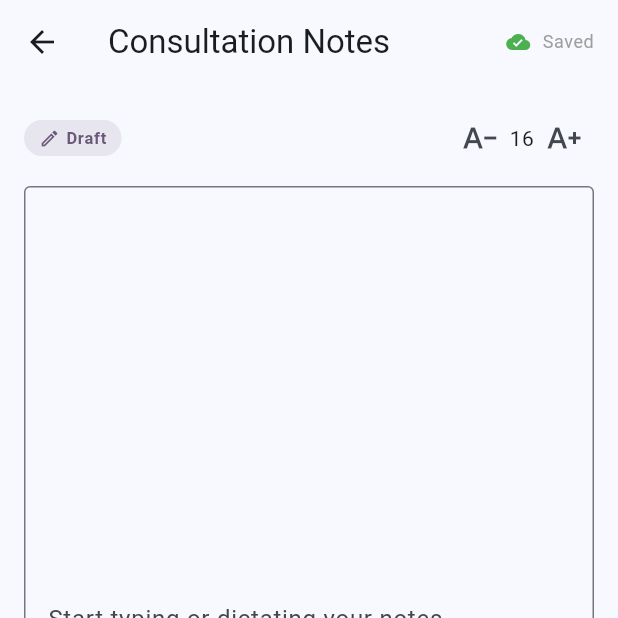
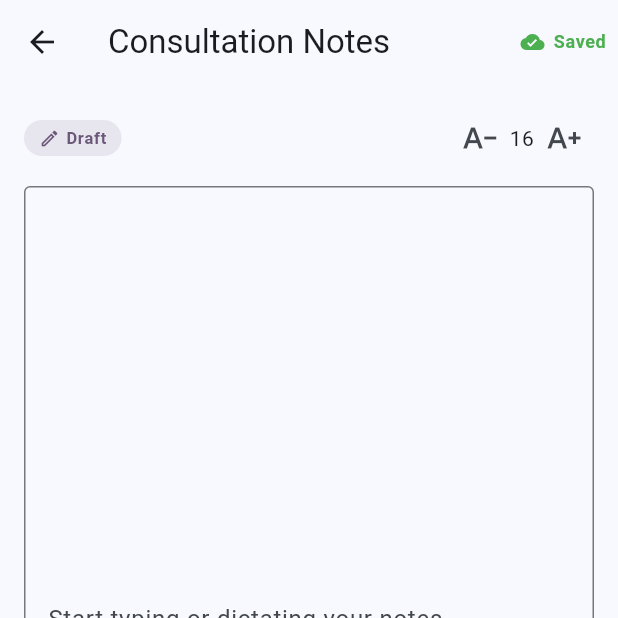
Before and after one commit to RADICAL-devp/EdgeLLMHub, a Flutter app: the NoteEditorPage screen opened directly with empty values, on a phone screen of 412 x 824 dp, the top half of it. Run offline on Flutter 3.47's test engine with Material 3 defaults, Android fonts, the phone set to English and light mode, and no system bars; our stand-ins replace bloc, connectivity_plus, device_info_plus, dio, drift, equatable and 6 more; missing offline and left inert: dart_frog, jose, pointycastle, sqlite3, workmanager; accounts and stored records are empty; generated files the repository leaves out were written again; statements that could not run were skipped.

Commit message:
feat: Phase 3.1.2 - Sync status indicator + conflict merge UI
- SyncStatusIndicator widget: live synced/pending/conflict/error/dead-letter
  states driven by a drift watch stream; tap opens detail sheet with
  retry and conflict-resolution actions
- ConflictResolutionSheet: side-by-side local vs queued versions with
  keep-local / keep-queued actions
- Schema v4: isConflict flag on sync queue entries (v3->v4 migration,
  guarded for fresh installs from older versions)
- SyncQueueService: same-timestamp edits flagged as conflicts (LWW for
  strictly newer); resolveConflict/discardQueuedVersion APIs;
  watchEntries stream; per-consultation lookup ignoring retry scheduling
- Note editor app bar now uses the live indicator; retrySync() on cubit
- 15 new tests (conflict detection, resolution, indicator states,
  v3->v4 migration) — 75/75 Flutter tests, analyze 0 errors

```diff
--- a/projects/apps/doctor_app/lib/features/note_assist/presentation/pages/note_editor_page.dart
+++ b/projects/apps/doctor_app/lib/features/note_assist/presentation/pages/note_editor_page.dart
@@ -10,6 +10,7 @@ import 'package:get_it/get_it.dart';
 import 'dart:convert';
 import '../widgets/ai_toolbar.dart';
 import '../widgets/suggestion_panel.dart';
+import '../widgets/sync_status_indicator.dart';
 
 class NoteEditorPage extends StatefulWidget {
   final String consultationId;
@@ -107,38 +108,13 @@ class _NoteEditorPageState extends State<NoteEditorPage> {
             appBar: AppBar(
               title: const Text('Consultation Notes'),
               actions: [
-                Padding(
-                  padding: const EdgeInsets.only(right: 16.0),
-                    child: Center(
-                      child: Row(
-                        mainAxisSize: MainAxisSize.min,
-                        children: [
-                          if (state.isSyncing)
-                            const SizedBox(
-                              width: 12,
-                              height: 12,
-                              child: CircularProgressIndicator(strokeWidth: 2),
-                            )
-                          else if (state.error != null)
-                            const Icon(Icons.cloud_off,
-                                size: 16, color: Colors.red)
-                          else
-                            const Icon(Icons.cloud_done,
-                                size: 16, color: Colors.green),
-                          const SizedBox(width: 8),
-                          Text(
-                            state.isSyncing
-                                ? 'Syncing...'
-                                : (state.error != null ? 'Offline' : 'Saved'),
-                            style:
-                                Theme.of(context).textTheme.bodySmall?.copyWith(
-                                      color: Colors.grey,
-                                    ),
-                          ),
-                        ],
-                      ),
-                    ),
-                  ),
+                SyncStatusIndicator(
+                  consultationId: widget.consultationId,
+                  isSyncing: state.isSyncing,
+                  syncError: state.error,
+                  onRetry: () =>
+                      context.read<NoteEditorCubit>().retrySync(),
+                ),
               ],
             ),
             body: Column(
--- /dev/null
+++ b/projects/apps/doctor_app/lib/features/note_assist/presentation/widgets/sync_status_indicator.dart
@@ -0,0 +1,229 @@
+import 'package:flutter/material.dart';
+import 'package:get_it/get_it.dart';
+
+import 'package:doctor_app/core/services/sync_queue_service.dart';
+import 'package:doctor_app/features/note_assist/data/local/sync_queue_entry.dart';
+import 'conflict_resolution_sheet.dart';
+
+enum SyncStatus {
+  synced,
+  syncing,
+  pending,
+  conflict,
+  error,
+  deadLetter,
+}
+
+/// Live sync status pill for a consultation.
+///
+/// Derives its state from the [SyncQueueService] queue stream plus the
+/// editor cubit's in-flight/error flags. Tapping opens a detail sheet with
+/// retry and conflict-resolution actions.
+class SyncStatusIndicator extends StatelessWidget {
+  final String consultationId;
+  final bool isSyncing;
+  final String? syncError;
+  final VoidCallback? onRetry;
+
+  const SyncStatusIndicator({
+    super.key,
+    required this.consultationId,
+    this.isSyncing = false,
+    this.syncError,
+    this.onRetry,
+  });
+
+  SyncStatus _deriveStatus(SyncQueueEntry? entry) {
+    if (isSyncing) return SyncStatus.syncing;
+    if (entry?.isConflict ?? false) return SyncStatus.conflict;
+    if (entry?.isDeadLetter ?? false) return SyncStatus.deadLetter;
+    if (entry != null) return SyncStatus.pending;
+    if (syncError != null) return SyncStatus.error;
+    return SyncStatus.synced;
+  }
+
+  @override
+  Widget build(BuildContext context) {
+    final syncQueue = GetIt.I<SyncQueueService>();
+
+    return StreamBuilder<List<SyncQueueEntry>>(
+      stream: syncQueue.watchEntries(),
+      builder: (context, snapshot) {
+        final entries = snapshot.data ?? const <SyncQueueEntry>[];
+        SyncQueueEntry? entry;
+        for (final e in entries) {
+          if (e.consultationId == consultationId) {
+            entry = e;
+            break;
+          }
+        }
+
+        final status = _deriveStatus(entry);
+        final (label, color, icon) = switch (status) {
+          SyncStatus.synced => (
+              'Saved',
+              Colors.green,
+              Icons.cloud_done,
+            ),
+          SyncStatus.syncing => (
+              'Syncing…',
+              Colors.orange,
+              Icons.cloud_upload,
+            ),
+          SyncStatus.pending => (
+              'Pending sync',
+              Colors.orange,
+              Icons.cloud_upload,
+            ),
+          SyncStatus.conflict => (
+              'Conflict',
+              Colors.amber.shade800,
+              Icons.warning_amber,
+            ),
+          SyncStatus.error => (
+              'Offline',
+              Colors.red,
+              Icons.cloud_off,
+            ),
+          SyncStatus.deadLetter => (
+              'Sync failed',
+              Colors.red,
+              Icons.error_outline,
+            ),
+        };
+
+        return Semantics(
+          label: 'Sync status: $label',
+          button: true,
+          child: InkWell(
+            borderRadius: BorderRadius.circular(16),
+            onTap: () => _showDetails(context, entry, status),
+            child: Padding(
+              padding: const EdgeInsets.symmetric(horizontal: 8, vertical: 4),
+              child: Row(
+                mainAxisSize: MainAxisSize.min,
+                children: [
+                  if (status == SyncStatus.syncing)
+                    SizedBox(
+                      width: 14,
+                      height: 14,
+                      child: CircularProgressIndicator(
+                        strokeWidth: 2,
+                        color: color,
+                      ),
+                    )
+                  else
+                    Icon(icon, size: 16, color: color),
+                  const SizedBox(width: 6),
+                  Text(
+                    label,
+                    style: Theme.of(context).textTheme.bodySmall?.copyWith(
+                          color: color,
+                          fontWeight: FontWeight.w600,
+                        ),
+                  ),
+                ],
+              ),
+            ),
+          ),
+        );
+      },
+    );
+  }
+
+  Future<void> _showDetails(
+    BuildContext context,
+    SyncQueueEntry? entry,
+    SyncStatus status,
+  ) async {
+    final syncQueue = GetIt.I<SyncQueueService>();
+
+    await showModalBottomSheet<void>(
+      context: context,
+      showDragHandle: true,
+      builder: (sheetContext) {
+        final retryText = entry?.lastError != null
+            ? '${entry!.lastError}\n'
+            : '';
+        final retryMeta = entry != null
+            ? 'Retries: ${entry.retryCount}/${entry.maxRetries}'
+            : 'No queued entry';
+
+        return SafeArea(
+          child: Padding(
+            padding: const EdgeInsets.fromLTRB(20, 0, 20, 24),
+            child: Column(
+              mainAxisSize: MainAxisSize.min,
+              crossAxisAlignment: CrossAxisAlignment.stretch,
+              children: [
+                Text(
+                  'Sync details — Consultation $consultationId',
+                  style: Theme.of(context)
+                      .textTheme
+                      .titleMedium
+                      ?.copyWith(fontWeight: FontWeight.w600),
+                ),
+                const SizedBox(height: 8),
+                Text(
+                  retryText.isNotEmpty
+                      ? '$retryText$retryMeta'
+                      : retryMeta,
+                  style: Theme.of(context).textTheme.bodySmall?.copyWith(
+                        color: Theme.of(context).colorScheme.outline,
+                      ),
+                ),
+                const SizedBox(height: 16),
+                if (status == SyncStatus.conflict && entry != null)
+                  FilledButton.icon(
+                    onPressed: () {
+                      Navigator.of(sheetContext).pop();
+                      _openMergeSheet(context, entry);
+                    },
+                    icon: const Icon(Icons.merge_type),
+                    label: const Text('Resolve conflict'),
+                  ),
+                if (status == SyncStatus.pending ||
+                    status == SyncStatus.deadLetter)
+                  FilledButton.icon(
+                    onPressed: () {
+                      Navigator.of(sheetContext).pop();
+                      syncQueue.syncNow();
+                    },
+                    icon: const Icon(Icons.sync),
+                    label: const Text('Retry now'),
+                  ),
+                if (onRetry != null && status == SyncStatus.error) ...[
+                  FilledButton.icon(
+                    onPressed: () {
+                      Navigator.of(sheetContext).pop();
+                      onRetry!();
+                    },
+                    icon: const Icon(Icons.sync),
+                    label: const Text('Retry now'),
+                  ),
+                ],
+                const SizedBox(height: 8),
+                OutlinedButton(
+                  onPressed: () => Navigator.of(sheetContext).pop(),
+                  child: const Text('Close'),
+                ),
+              ],
+            ),
+          ),
+        );
+      },
+    );
+  }
+
+  Future<void> _openMergeSheet(
+    BuildContext context,
+    SyncQueueEntry entry,
+  ) async {
+    await showModalBottomSheet<void>(
+      context: context,
+      isScrollControlled: true,
+      showDragHandle: true,
+      builder: (_) => ConflictResolutionSheet(entry: entry),
+    );
+  }
+}
```
Also changed, not shown: projects/apps/doctor_app/lib/core/services/sync_queue_service.dart (+46 -1 lines), projects/apps/doctor_app/lib/features/note_assist/data/local/local_database.dart (+8 -1 lines), projects/apps/doctor_app/lib/features/note_assist/data/local/sync_queue_entry.dart (+11 -20 lines), projects/apps/doctor_app/lib/features/note_assist/data/local/sync_queue_repository.dart (+23 -2 lines), projects/apps/doctor_app/lib/features/note_assist/presentation/cubit/note_editor_cubit.dart (+9 -0 lines), projects/apps/doctor_app/lib/features/note_assist/presentation/widgets/conflict_resolution_sheet.dart (added, +243 -0 lines), projects/apps/doctor_app/lib/features/note_assist/data/local/local_database.g.dart, 3 other files.
